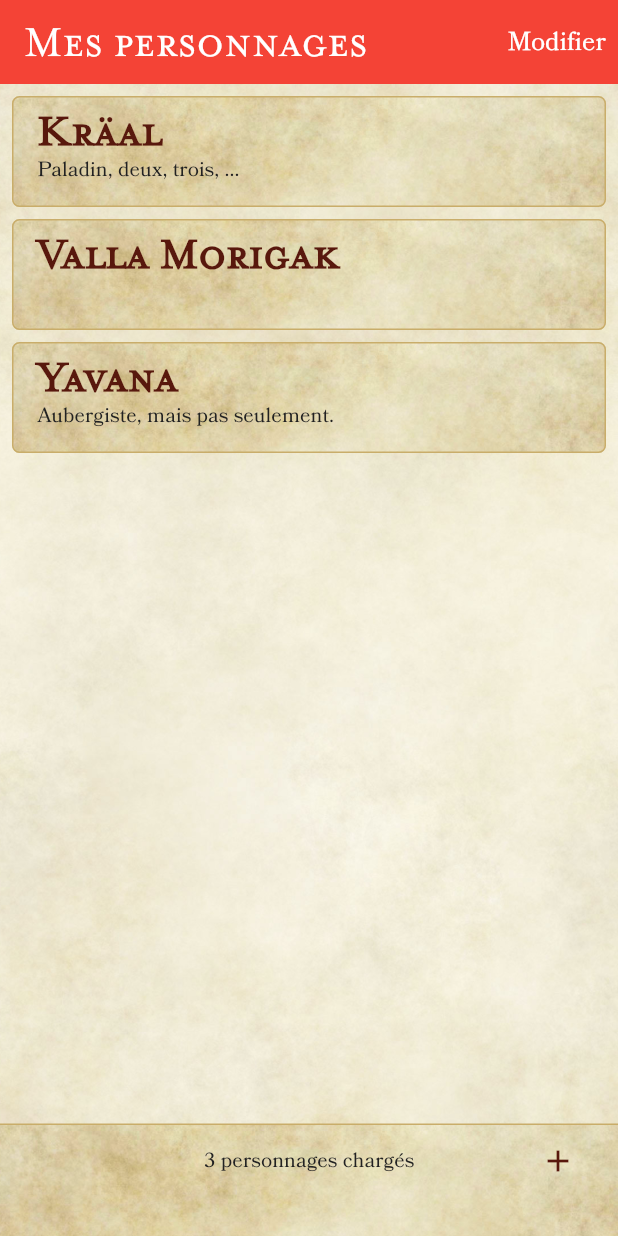
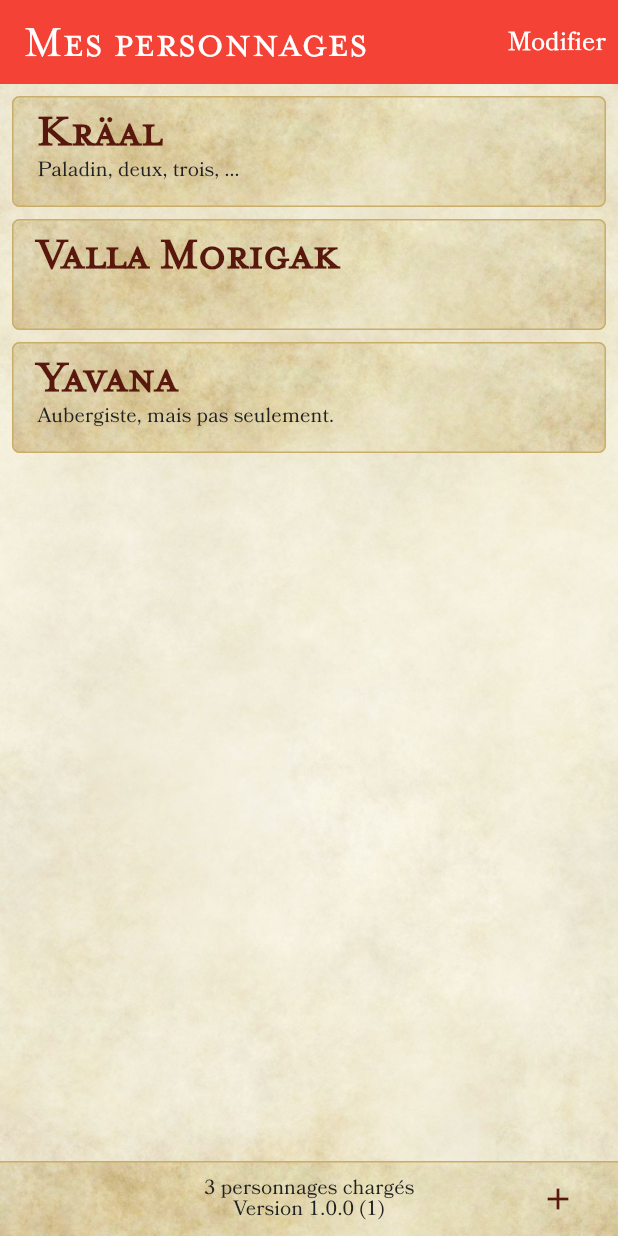
Before and after one commit to ymauray/dd5tools, a Flutter app: the screen it shows after launch, on a phone screen of 412 x 824 dp. Run offline on Flutter 3.47's test engine with Material 2 defaults, Android fonts, the phone set to English and light mode, and no system bars; our stand-ins replace package_info_plus, sqflite; accounts and stored records are empty.

Commit message:
Version number

```diff
--- a/lib/pages/home_page.dart
+++ b/lib/pages/home_page.dart
@@ -1,7 +1,10 @@
+import 'dart:io';
+
 import 'package:dd5tools/providers/character_provider.dart';
 import 'package:dd5tools/widgets/paper_container.dart';
 import 'package:dd5tools/widgets/typography/title_small.dart';
 import 'package:flutter/material.dart';
+import 'package:package_info_plus/package_info_plus.dart';
 import 'package:provider/provider.dart';
 
 import '../models/characer.dart';
@@ -89,7 +92,26 @@ class _HomePageState extends State<HomePage> {
                   _Footer(
                     children: [
                       const SizedBox(width: 48),
-                      BodySmall(statusLine),
+                      FutureBuilder<PackageInfo>(
+                        future: PackageInfo.fromPlatform(),
+                        initialData: PackageInfo(
+                          appName: 'Not available',
+                          packageName: 'Not available',
+                          version: '0.0.0',
+                          buildNumber: '0',
+                        ),
+                        builder: (context, snapshot) {
+                          return Column(
+                            children: [
+                              BodySmall(statusLine),
+                              if (snapshot.hasData)
+                                BodySmall(
+                                  'Version ${snapshot.data!.version} (${snapshot.data!.buildNumber})',
+                                ),
+                            ],
+                          );
+                        },
+                      ),
                       IconButton(
                         // ignore: no-empty-block
                         onPressed: () {},
@@ -146,7 +168,7 @@ class _DeletableCharacterCard extends StatelessWidget {
   @override
   Widget build(BuildContext context) {
     return Padding(
-      padding: const EdgeInsets.only(bottom: 75.0),
+      padding: EdgeInsets.only(bottom: Platform.isIOS ? 75.0 : 50.0),
       child: Scrollbar(
         child: ListView.builder(
           itemCount: _data.length,
@@ -224,7 +246,7 @@ class _Footer extends StatelessWidget {
     return Positioned(
       bottom: 0,
       child: SizedBox(
-        height: 75.0,
+        height: Platform.isIOS ? 75.0 : 50.0,
         width: MediaQuery.of(context).size.width,
         child: Container(
           decoration: const BoxDecoration(
--- a/pubspec.yaml
+++ b/pubspec.yaml
@@ -14,6 +14,7 @@ dependencies:
   provider: ^6.0.3
   flutter_bloc: ^8.0.1
   sqflite: ^2.0.3
+  package_info_plus: ^1.4.2
 
 dev_dependencies:
   flutter_test:
```
Also changed, not shown: pubspec.lock.
